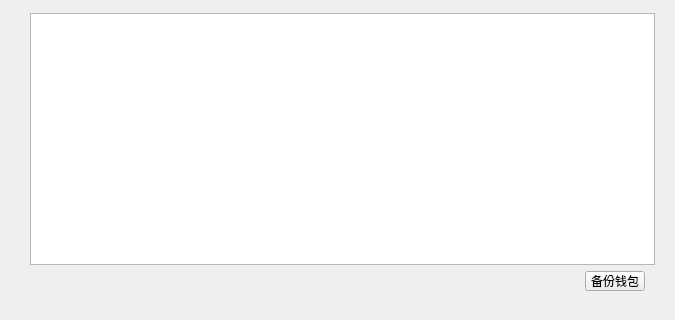
First picture: the form in AccountManagerWidget.ui, repository HcashOrg/hx-indicator, before the edit.
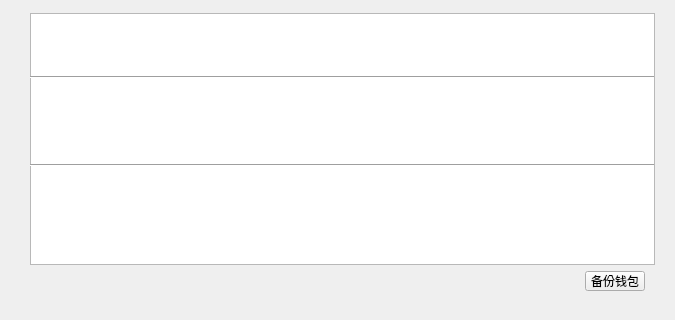
Second picture: the form after the edit.

```diff
--- a/AccountManagerWidget.ui
+++ b/AccountManagerWidget.ui
@@ -59,6 +59,32 @@
     <string>备份钱包</string>
    </property>
   </widget>
+  <widget class="Line" name="line">
+   <property name="geometry">
+    <rect>
+     <x>30</x>
+     <y>76</y>
+     <width>624</width>
+     <height>3</height>
+    </rect>
+   </property>
+   <property name="orientation">
+    <enum>Qt::Horizontal</enum>
+   </property>
+  </widget>
+  <widget class="Line" name="line_2">
+   <property name="geometry">
+    <rect>
+     <x>30</x>
+     <y>164</y>
+     <width>624</width>
+     <height>3</height>
+    </rect>
+   </property>
+   <property name="orientation">
+    <enum>Qt::Horizontal</enum>
+   </property>
+  </widget>
  </widget>
  <resources/>
  <connections/>
```
